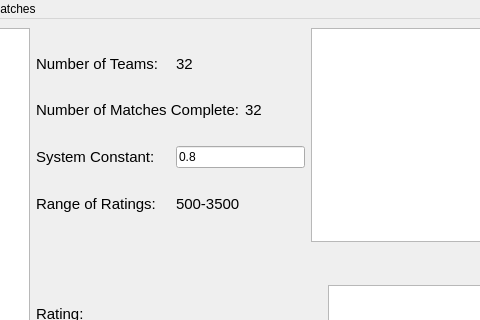
The window that mainwindow.ui (cambo14/glicko-2-ranker) describes before a commit, drawn with Qt 5; both pictures show x 179 to 659 and y 0 to 320 of the 974 by 600 pixel window.
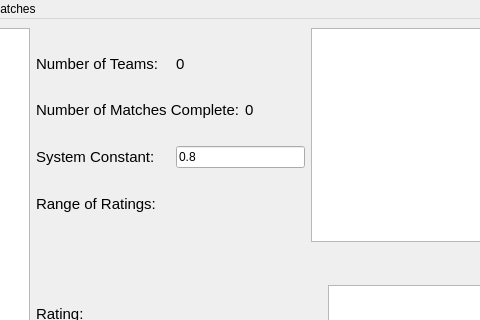
The same window after the commit. Custom widgets are drawn as their Qt base class.

```diff
--- a/mainwindow.ui
+++ b/mainwindow.ui
@@ -127,7 +127,7 @@
                </font>
               </property>
               <property name="text">
-               <string>32</string>
+               <string>0</string>
               </property>
              </widget>
             </item>
@@ -185,7 +185,7 @@
                </font>
               </property>
               <property name="text">
-               <string>32</string>
+               <string>0</string>
               </property>
              </widget>
             </item>
@@ -272,7 +272,7 @@
                </font>
               </property>
               <property name="text">
-               <string>500-3500</string>
+               <string/>
               </property>
              </widget>
             </item>
@@ -626,7 +626,7 @@
            </layout>
           </item>
           <item>
-           <widget class="QChartView" name="rateHistoryView"/>
+           <widget class="QCustomPlot" name="rateHistoryView"/>
           </item>
          </layout>
         </item>
@@ -888,11 +888,6 @@
   </action>
  </widget>
  <customwidgets>
-  <customwidget>
-   <class>QChartView</class>
-   <extends>QGraphicsView</extends>
-   <header>QtCharts</header>
-  </customwidget>
   <customwidget>
    <class>matchListTable</class>
    <extends>QTableWidget</extends>
```
